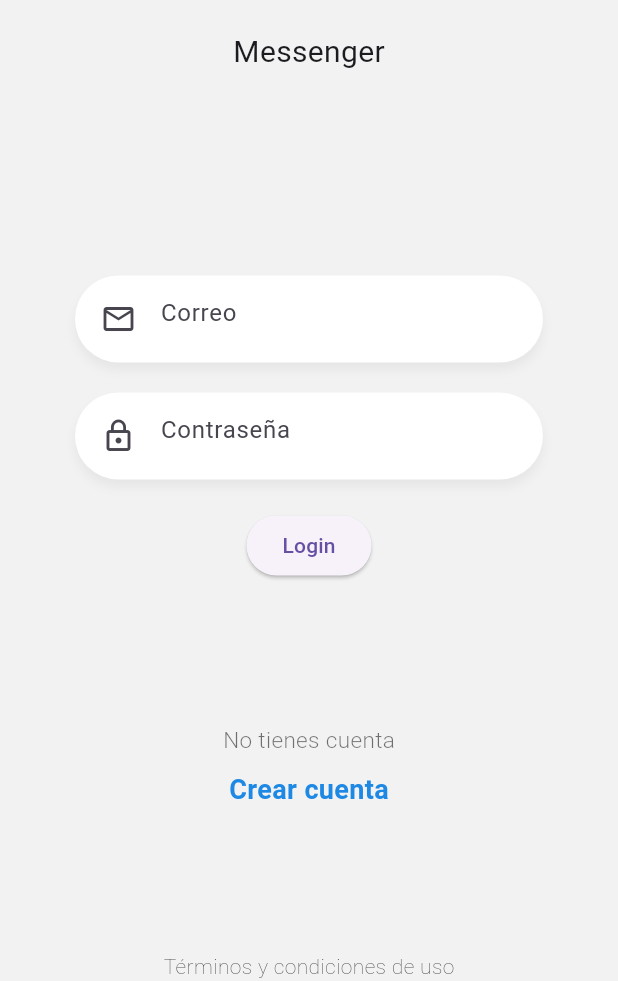
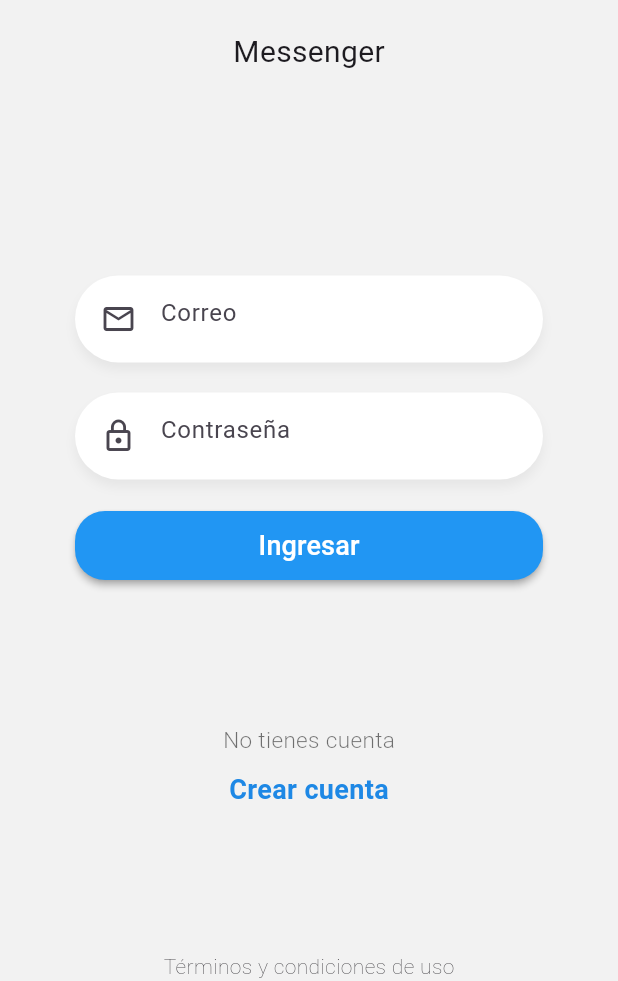
Before and after one commit to codebryanc/chat_flutter, a Flutter app: the screen it shows after launch, on a phone screen of 412 x 824 dp, the part 255-1236 px from its top. Run offline on Flutter 3.47's test engine with Material 3 defaults, Android fonts, the phone set to English and light mode, and no system bars.

Commit message:
MOB: Add login button

```diff
--- a/chat_app/lib/pages/login_page.dart
+++ b/chat_app/lib/pages/login_page.dart
@@ -1,3 +1,4 @@
+import 'package:chat_app/widgets/boton_azul.dart';
 import 'package:flutter/material.dart';
 
 import 'package:chat_app/widgets/labels.dart';
@@ -65,12 +66,14 @@ class __FormState extends State<_Form> {
             textController: passCtrl,
             isPassword: true,
           ),
-
-          ElevatedButton(onPressed: () {
-            print(emailCtrl.text);
-            print(passCtrl.text);
-          },
-          child: Text("Login")),
+          // Button
+          BotonAzul(
+            onPressed: () {
+              print(emailCtrl.text);
+              print(passCtrl.text);
+            },
+            text: "Ingresar",
+          )
         ],
       ),
     );
--- /dev/null
+++ b/chat_app/lib/widgets/boton_azul.dart
@@ -0,0 +1,41 @@
+import 'package:flutter/material.dart';
+
+class BotonAzul extends StatelessWidget {
+
+  final String text;
+  final VoidCallback onPressed;
+
+  const BotonAzul({
+    super.key,
+    required this.text,
+    required this.onPressed
+  });
+
+  @override
+  Widget build(BuildContext context) {
+    return ElevatedButton(
+      style: ElevatedButton.styleFrom(
+        elevation: 2,
+        shadowColor: Colors.grey,
+        backgroundColor: Colors.blue,
+        shape: RoundedRectangleBorder(
+          borderRadius: BorderRadius.circular(20)
+        ),
+        padding: const EdgeInsets.symmetric(horizontal: 50, vertical: 10)
+      ),
+      onPressed: onPressed,
+      child: Container(
+        width: double.infinity,
+        child: Center(
+          child: Text(
+            text,
+            style: TextStyle(
+              color: Colors.white,
+              fontSize: 18
+            )
+          ),
+        ),
+      )
+    );
+  }
+}
```
